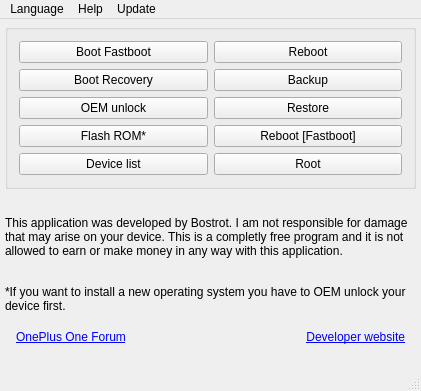
First picture: the form in mainwindow.ui, repository rarog/OPOT-SOURCE-QT, before the edit.
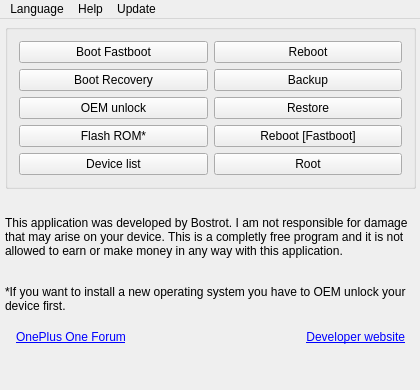
Second picture: the form after the edit.

Commit message: Fixing window size.

```diff
--- a/mainwindow.ui
+++ b/mainwindow.ui
@@ -6,10 +6,22 @@
    <rect>
     <x>0</x>
     <y>0</y>
-    <width>421</width>
-    <height>391</height>
+    <width>420</width>
+    <height>390</height>
    </rect>
   </property>
+  <property name="minimumSize">
+   <size>
+    <width>420</width>
+    <height>390</height>
+   </size>
+  </property>
+  <property name="maximumSize">
+   <size>
+    <width>420</width>
+    <height>390</height>
+   </size>
+  </property>
   <property name="windowTitle">
    <string>OPOT_1.0.9</string>
   </property>
@@ -1070,7 +1082,7 @@
     <rect>
      <x>0</x>
      <y>0</y>
-     <width>421</width>
+     <width>420</width>
      <height>21</height>
     </rect>
    </property>
@@ -1098,7 +1110,11 @@
    <addaction name="menuHelp"/>
    <addaction name="menuUpdate"/>
   </widget>
-  <widget class="QStatusBar" name="statusBar"/>
+  <widget class="QStatusBar" name="statusBar">
+   <property name="sizeGripEnabled">
+    <bool>false</bool>
+   </property>
+  </widget>
   <action name="actionGerman">
    <property name="text">
     <string>German</string>
```
The commit also changes 1 other file.
